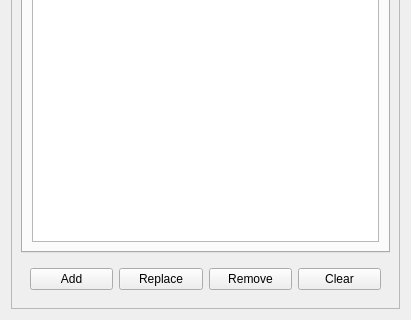
Above: mdaviz/resources/select_fields_table_view.ui from BCDA-APS/mdaviz before the change; both pictures show x 0 to 411 and y 333 to 653 of the 411 by 653 pixel window. Below: the same form after it.
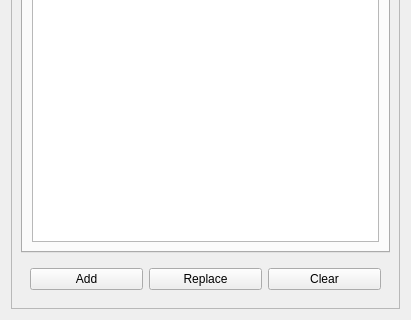
That is the form after the change.

Commit message: #37 delete remove button from select_field_table_view.ui

```diff
--- a/mdaviz/resources/select_fields_table_view.ui
+++ b/mdaviz/resources/select_fields_table_view.ui
@@ -70,13 +70,6 @@
             </property>
            </widget>
           </item>
-          <item>
-           <widget class="QPushButton" name="removeButton">
-            <property name="text">
-             <string>Remove</string>
-            </property>
-           </widget>
-          </item>
           <item>
            <widget class="QPushButton" name="clearButton">
             <property name="text">
```
